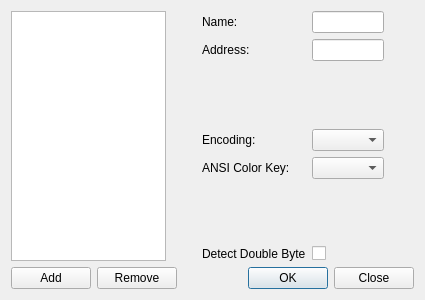
uranusjr/Qelly, file src/SiteManagerDialog.ui: the form before one commit.
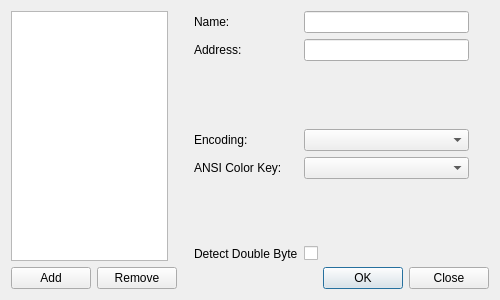
The form after the commit.

Commit message: Implement Site Manager

```diff
--- a/src/SiteManagerDialog.ui
+++ b/src/SiteManagerDialog.ui
@@ -6,7 +6,7 @@
    <rect>
     <x>0</x>
     <y>0</y>
-    <width>425</width>
+    <width>500</width>
     <height>300</height>
    </rect>
   </property>
@@ -15,7 +15,7 @@
   </property>
   <layout class="QVBoxLayout" name="verticalLayout">
    <item>
-    <layout class="QHBoxLayout" name="horizontalLayout">
+    <layout class="QHBoxLayout" name="horizontalLayout" stretch="1,2">
      <item>
       <widget class="QListView" name="listView"/>
      </item>
@@ -28,10 +28,10 @@
         <set>Qt::AlignLeading|Qt::AlignLeft|Qt::AlignVCenter</set>
        </property>
        <property name="leftMargin">
-        <number>30</number>
+        <number>20</number>
        </property>
        <property name="rightMargin">
-        <number>30</number>
+        <number>20</number>
        </property>
        <item row="0" column="0">
         <widget class="QLabel" name="nameLabel">
```
Left out of the diff: 8 changed lines with no effect on the pictures. The commit also changes 15 other files.
